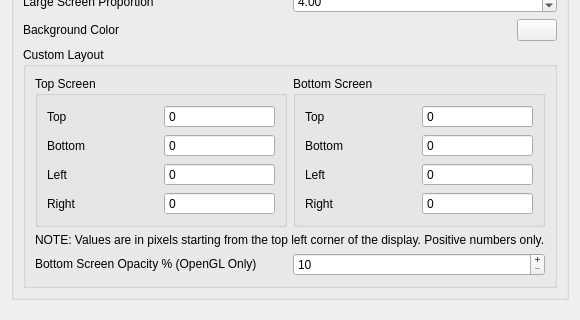
Before: the Qt Designer form src/citra_qt/configuration/configure_layout.ui in rtiangha/bravely-offline-citra, drawn with Qt 5; both pictures show x 0 to 580 and y 130 to 450 of the 580 by 950 pixel window.
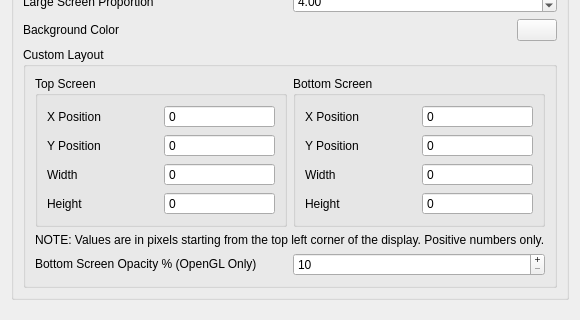
After: the same form once the commit is applied.

Commit message:
Custom Layout options now uses X, Y, Width Height
Previously used Left, Top, Right, Bottom positions

What changed in the file:
```diff
--- a/src/citra_qt/configuration/configure_layout.ui
+++ b/src/citra_qt/configuration/configure_layout.ui
@@ -197,14 +197,14 @@
               <string>Top Screen</string>
              </property>
              <layout class="QGridLayout" name="gridLayout_2">
-              <item row="2" column="0">
+              <item row="0" column="0">
                <widget class="QLabel" name="lb_top_left">
                 <property name="text">
-                 <string>Left</string>
+                 <string>X Position</string>
                 </property>
                </widget>
               </item>
-              <item row="2" column="1">
+              <item row="0" column="1">
                <widget class="QSpinBox" name="custom_top_left">
                 <property name="buttonSymbols">
                  <enum>QAbstractSpinBox::NoButtons</enum>
@@ -214,14 +214,14 @@
                 </property>
                </widget>
               </item>
-              <item row="0" column="0">
+              <item row="1" column="0">
                <widget class="QLabel" name="lb_top_top">
                 <property name="text">
-                 <string>Top</string>
+                 <string>Y Position</string>
                 </property>
                </widget>
               </item>
-              <item row="0" column="1">
+              <item row="1" column="1">
                <widget class="QSpinBox" name="custom_top_top">
                 <property name="buttonSymbols">
                  <enum>QAbstractSpinBox::NoButtons</enum>
@@ -231,14 +231,14 @@
                 </property>
                </widget>
               </item>
-              <item row="3" column="0">
+              <item row="2" column="0">
                <widget class="QLabel" name="lb_top_right">
                 <property name="text">
-                 <string>Right</string>
+                 <string>Width</string>
                 </property>
                </widget>
               </item>
-              <item row="3" column="1">
+              <item row="2" column="1">
                <widget class="QSpinBox" name="custom_top_right">
                 <property name="buttonSymbols">
                  <enum>QAbstractSpinBox::NoButtons</enum>
@@ -248,14 +248,14 @@
                 </property>
                </widget>
               </item>
-              <item row="1" column="0">
+              <item row="3" column="0">
                <widget class="QLabel" name="lb_top_bottom">
                 <property name="text">
-                 <string>Bottom</string>
+                 <string>Height</string>
                 </property>
                </widget>
               </item>
-              <item row="1" column="1">
+              <item row="3" column="1">
                <widget class="QSpinBox" name="custom_top_bottom">
                 <property name="buttonSymbols">
                  <enum>QAbstractSpinBox::NoButtons</enum>
@@ -280,14 +280,14 @@
               <string>Bottom Screen</string>
              </property>
              <layout class="QGridLayout" name="gridLayout">
-              <item row="2" column="0">
+              <item row="0" column="0">
                <widget class="QLabel" name="lb_bottom_left">
                 <property name="text">
-                 <string>Left</string>
+                 <string>X Position</string>
                 </property>
                </widget>
               </item>
-              <item row="2" column="1">
+              <item row="0" column="1">
                <widget class="QSpinBox" name="custom_bottom_left">
                 <property name="buttonSymbols">
                  <enum>QAbstractSpinBox::NoButtons</enum>
@@ -297,14 +297,14 @@
                 </property>
                </widget>
               </item>
-              <item row="0" column="0">
+              <item row="1" column="0">
                <widget class="QLabel" name="lb_bottom_top">
                 <property name="text">
-                 <string>Top</string>
+                 <string>Y Position</string>
                 </property>
                </widget>
               </item>
-              <item row="0" column="1">
+              <item row="1" column="1">
                <widget class="QSpinBox" name="custom_bottom_top">
                 <property name="buttonSymbols">
                  <enum>QAbstractSpinBox::NoButtons</enum>
@@ -314,14 +314,14 @@
                 </property>
                </widget>
               </item>
-              <item row="3" column="0">
+              <item row="2" column="0">
                <widget class="QLabel" name="lb_bottom_right">
                 <property name="text">
-                 <string>Right</string>
+                 <string>Width</string>
                 </property>
                </widget>
               </item>
-              <item row="3" column="1">
+              <item row="2" column="1">
                <widget class="QSpinBox" name="custom_bottom_right">
                 <property name="buttonSymbols">
                  <enum>QAbstractSpinBox::NoButtons</enum>
@@ -331,14 +331,14 @@
                 </property>
                </widget>
               </item>
-              <item row="1" column="0">
+              <item row="3" column="0">
                <widget class="QLabel" name="lb_bottom_bottom">
                 <property name="text">
-                 <string>Bottom</string>
+                 <string>Height</string>
                 </property>
                </widget>
               </item>
-              <item row="1" column="1">
+              <item row="3" column="1">
                <widget class="QSpinBox" name="custom_bottom_bottom">
                 <property name="buttonSymbols">
                  <enum>QAbstractSpinBox::NoButtons</enum>
```
The commit also changes 1 other file.
